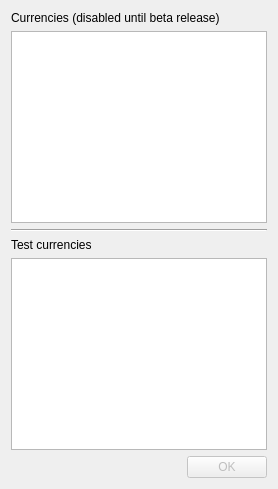
The window that src/ui/blockchainchooser.ui (Open-Transactions/metier) describes before a commit, drawn with Qt 5.
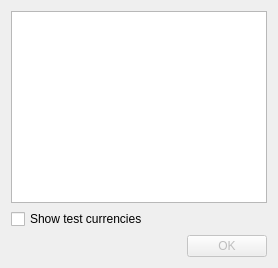
The same window after the commit.

```diff
--- a/src/ui/blockchainchooser.ui
+++ b/src/ui/blockchainchooser.ui
@@ -12,13 +12,6 @@
    <string>Choose blockchains</string>
   </property>
   <layout class="QVBoxLayout" name="verticalLayout">
-   <item>
-    <widget class="QLabel" name="mainnetLabel">
-     <property name="text">
-      <string>Currencies (disabled until beta release)</string>
-     </property>
-    </widget>
-   </item>
    <item>
     <widget class="QTableView" name="mainnet">
      <property name="showGrid">
@@ -33,32 +26,12 @@
     </widget>
    </item>
    <item>
-    <widget class="Line" name="line">
-     <property name="orientation">
-      <enum>Qt::Horizontal</enum>
-     </property>
-    </widget>
-   </item>
-   <item>
-    <widget class="QLabel" name="testnetLabel">
+    <widget class="QCheckBox" name="checkBox">
      <property name="text">
-      <string>Test currencies</string>
+      <string>Show test currencies</string>
      </property>
     </widget>
    </item>
-   <item>
-    <widget class="QTableView" name="testnet">
-     <property name="showGrid">
-      <bool>false</bool>
-     </property>
-     <attribute name="verticalHeaderVisible">
-      <bool>false</bool>
-     </attribute>
-     <attribute name="horizontalHeaderVisible">
-      <bool>false</bool>
-     </attribute>
-    </widget>
-   </item>
    <item>
     <widget class="QDialogButtonBox" name="buttons">
      <property name="enabled">
```
Left out of the diff: 6 changed lines with no effect on the pictures.
